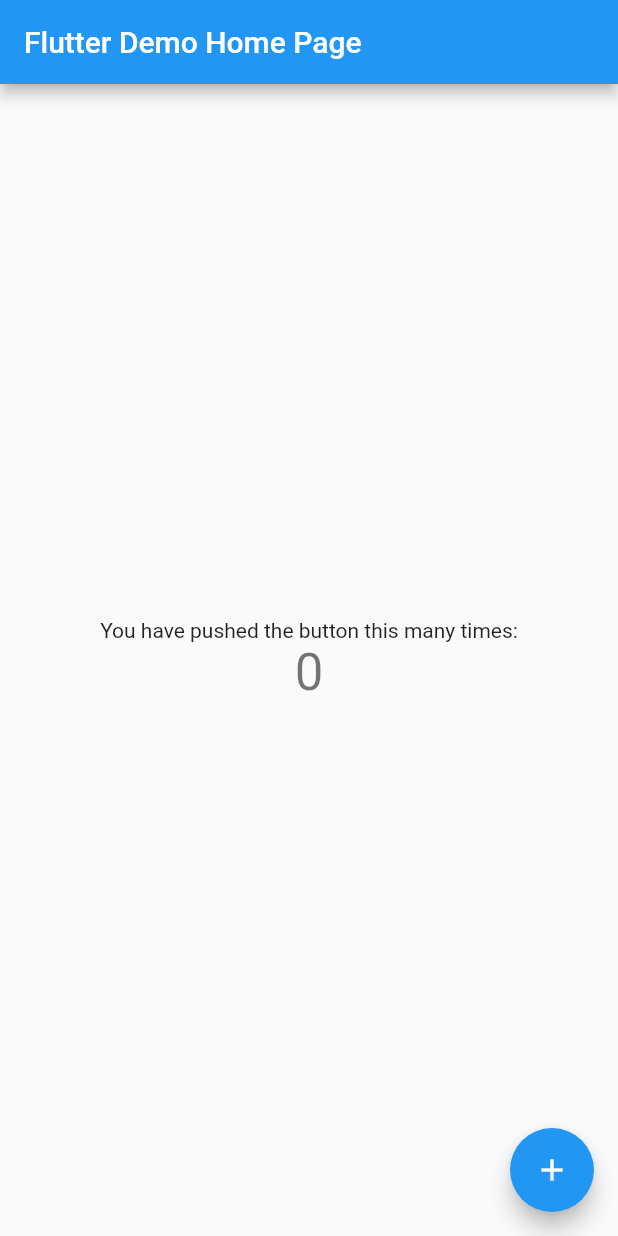
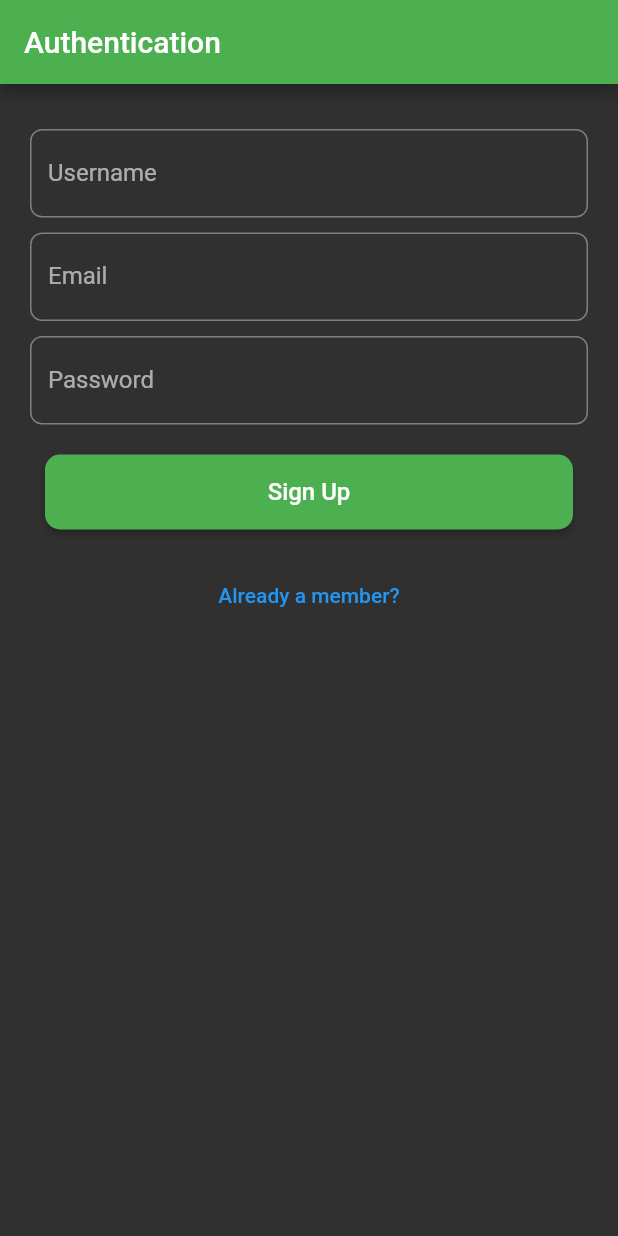
Before and after one commit to JoelVStan/todo_app, a Flutter app: the screen it shows after launch, on a phone screen of 412 x 824 dp. Run offline on Flutter 3.47's test engine with Material 2 defaults, Android fonts, the phone set to English and light mode, and no system bars; our stand-ins replace google_fonts.

Commit message:
Created Authentication page.

```diff
--- /dev/null
+++ b/lib/auth/authform.dart
@@ -0,0 +1,129 @@
+import 'package:flutter/material.dart';
+import 'package:google_fonts/google_fonts.dart';
+
+class AuthForm extends StatefulWidget {
+  const AuthForm({super.key});
+
+  @override
+  State<AuthForm> createState() => _AuthFormState();
+}
+
+class _AuthFormState extends State<AuthForm> {
+
+  final _formkey = GlobalKey<FormState> ();
+  var _email = '';
+  var _password = '';
+  var _username = '';
+  bool isLoginPage = false;
+
+  @override
+  Widget build(BuildContext context) {
+    return Container(
+      height: MediaQuery.of(context).size.height,
+      width: MediaQuery.of(context).size.width,
+      child: ListView(children: [
+        Container(
+          padding: EdgeInsets.only(left: 20, right: 20, top: 30),
+          child: Form(
+            key: _formkey,
+            child: Column(
+              mainAxisAlignment: MainAxisAlignment.center,
+            children: [
+              if(!isLoginPage)
+                TextFormField(
+                  keyboardType: TextInputType.emailAddress,
+                  key: ValueKey('username'),
+                  validator: (value) {
+                    if(value!.isEmpty){
+                      return 'Invalid Username';
+                    }
+                    return null;
+                  },
+                  onSaved: (value){
+                    _username = value!;
+                  },
+                  decoration: InputDecoration(
+                    border: OutlineInputBorder(
+                      borderRadius: BorderRadius.circular(8.0),
+                      borderSide: const BorderSide()),
+                    labelText: "Username",
+                    labelStyle: GoogleFonts.roboto()),
+                ),
+                SizedBox(height: 10),
+              TextFormField(
+                keyboardType: TextInputType.emailAddress,
+                key: ValueKey('email'),
+                validator: (value) {
+                  if(value!.isEmpty || !value.contains('@')){
+                    return 'Invalid Email';
+                  }
+                  return null;
+                },
+                onSaved: (value){
+                  _email = value!;
+                },
+                decoration: InputDecoration(
+                  border: OutlineInputBorder(
+                    borderRadius: BorderRadius.circular(8.0),
+                    borderSide: const BorderSide()),
+                  labelText: "Email",
+                  labelStyle: GoogleFonts.roboto()),
+              ),
+              SizedBox(height: 10),
+              TextFormField(
+                keyboardType: TextInputType.emailAddress,
+                key: ValueKey('password'),
+                validator: (value) {
+                  if(value!.isEmpty){
+                    return 'Invalid Password';
+                  }
+                  return null;
+                },
+                onSaved: (value){
+                  _password = value!;
+                },
+                decoration: InputDecoration(
+                  border: OutlineInputBorder(
+                    borderRadius: BorderRadius.circular(8.0),
+                    borderSide: const BorderSide()),
+                  labelText: "Password",
+                  labelStyle: GoogleFonts.roboto()),
+              ),
+              SizedBox(height: 10),
+              Container(
+                padding: EdgeInsets.all(10),
+                width: double.infinity,
+                height: 70,
+                child: ElevatedButton(
+                  onPressed: () {},
+                  style: ElevatedButton.styleFrom(
+                    backgroundColor: Colors.green,
+                    shape: RoundedRectangleBorder(
+                      borderRadius: BorderRadius.circular(10.0)
+                    )
+                  ),
+                  child: isLoginPage
+                    ? Text('Login',
+                    style: GoogleFonts.roboto(fontSize: 16),)
+                    : Text('Sign Up',
+                    style: GoogleFonts.roboto(fontSize: 16),)
+              ),),
+              SizedBox(height: 10),
+              Container(
+                child: TextButton(
+                  onPressed: (){
+                    setState(() {
+                      isLoginPage = !isLoginPage;
+                    });
+                  },
+                  child: isLoginPage
+                    ? Text('Not a member? Sign Up')
+                    : Text('Already a member?')
+                ),
+              )
+          ]),)
+        )
+      ]),
+    );
+  }
+}
--- /dev/null
+++ b/lib/auth/authscreen.dart
@@ -0,0 +1,20 @@
+import 'package:flutter/material.dart';
+import 'package:todo_app/auth/authform.dart';
+
+class AuthScreen extends StatefulWidget {
+  const AuthScreen({super.key});
+
+  @override
+  State<AuthScreen> createState() => _AuthScreenState();
+}
+
+class _AuthScreenState extends State<AuthScreen> {
+  @override
+  Widget build(BuildContext context) {
+    return Scaffold(
+      appBar: AppBar(title: const Text('Authentication'), backgroundColor: Colors.green),
+      body: AuthForm(),
+    );
+
+  }
+}
--- a/lib/main.dart
+++ b/lib/main.dart
@@ -1,4 +1,6 @@
 import 'package:flutter/material.dart';
+import 'package:todo_app/auth/authscreen.dart';
+import 'package:todo_app/screens/home.dart';
 
 void main() {
   runApp(const MyApp());
@@ -6,110 +8,16 @@ void main() {
 
 class MyApp extends StatelessWidget {
   const MyApp({super.key});
-
-  // This widget is the root of your application.
   @override
   Widget build(BuildContext context) {
     return MaterialApp(
-      title: 'Flutter Demo',
-      theme: ThemeData(
-        // This is the theme of your application.
-        //
-        // Try running your application with "flutter run". You'll see the
-        // application has a blue toolbar. Then, without quitting the app, try
-        // changing the primarySwatch below to Colors.green and then invoke
-        // "hot reload" (press "r" in the console where you ran "flutter run",
-        // or simply save your changes to "hot reload" in a Flutter IDE).
-        // Notice that the counter didn't reset back to zero; the application
-        // is not restarted.
-        primarySwatch: Colors.blue,
-      ),
-      home: const MyHomePage(title: 'Flutter Demo Home Page'),
+
+      home: AuthScreen(),
+      debugShowCheckedModeBanner: false,
+
+      theme:
+          ThemeData(brightness: Brightness.dark, primaryColor: Colors.yellowAccent),
+
     );
   }
 }
-
-class MyHomePage extends StatefulWidget {
-  const MyHomePage({super.key, required this.title});
-
-  // This widget is the home page of your application. It is stateful, meaning
-  // that it has a State object (defined below) that contains fields that affect
-  // how it looks.
-
-  // This class is the configuration for the state. It holds the values (in this
-  // case the title) provided by the parent (in this case the App widget) and
-  // used by the build method of the State. Fields in a Widget subclass are
-  // always marked "final".
-
-  final String title;
-
-  @override
-  State<MyHomePage> createState() => _MyHomePageState();
-}
-
-class _MyHomePageState extends State<MyHomePage> {
-  int _counter = 0;
-
-  void _incrementCounter() {
-    setState(() {
-      // This call to setState tells the Flutter framework that something has
-      // changed in this State, which causes it to rerun the build method below
-      // so that the display can reflect the updated values. If we changed
-      // _counter without calling setState(), then the build method would not be
-      // called again, and so nothing would appear to happen.
-      _counter++;
-    });
-  }
-
-  @override
-  Widget build(BuildContext context) {
-    // This method is rerun every time setState is called, for instance as done
-    // by the _incrementCounter method above.
-    //
-    // The Flutter framework has been optimized to make rerunning build methods
-    // fast, so that you can just rebuild anything that needs updating rather
-    // than having to individually change instances of widgets.
-    return Scaffold(
-      appBar: AppBar(
-        // Here we take the value from the MyHomePage object that was created by
-        // the App.build method, and use it to set our appbar title.
-        title: Text(widget.title),
-      ),
-      body: Center(
-        // Center is a layout widget. It takes a single child and positions it
-        // in the middle of the parent.
-        child: Column(
-          // Column is also a layout widget. It takes a list of children and
-          // arranges them vertically. By default, it sizes itself to fit its
-          // children horizontally, and tries to be as tall as its parent.
-          //
-          // Invoke "debug painting" (press "p" in the console, choose the
-          // "Toggle Debug Paint" action from the Flutter Inspector in Android
-          // Studio, or the "Toggle Debug Paint" command in Visual Studio Code)
-          // to see the wireframe for each widget.
-          //
-          // Column has various properties to control how it sizes itself and
-          // how it positions its children. Here we use mainAxisAlignment to
-          // center the children vertically; the main axis here is the vertical
-          // axis because Columns are vertical (the cross axis would be
-          // horizontal).
-          mainAxisAlignment: MainAxisAlignment.center,
-          children: <Widget>[
-            const Text(
-              'You have pushed the button this many times:',
-            ),
-            Text(
-              '$_counter',
-              style: Theme.of(context).textTheme.headline4,
-            ),
-          ],
-        ),
-      ),
-      floatingActionButton: FloatingActionButton(
-        onPressed: _incrementCounter,
-        tooltip: 'Increment',
-        child: const Icon(Icons.add),
-      ), // This trailing comma makes auto-formatting nicer for build methods.
-    );
-  }
-}
--- /dev/null
+++ b/lib/screens/home.dart
@@ -0,0 +1,17 @@
+import 'package:flutter/material.dart';
+
+class Home extends StatefulWidget {
+  const Home({super.key});
+
+  @override
+  State<Home> createState() => _HomeState();
+}
+
+class _HomeState extends State<Home> {
+  @override
+  Widget build(BuildContext context) {
+    return Scaffold(
+      appBar: AppBar(title: const Text('TODO'), backgroundColor: Colors.blue,),
+    );
+  }
+}
--- a/pubspec.yaml
+++ b/pubspec.yaml
@@ -31,6 +31,9 @@ environment:
 dependencies:
   flutter:
     sdk: flutter
+  firebase_auth:
+  cloud_firestore: ^4.3.0
+  google_fonts: ^3.0.1
 
 
   # The following adds the Cupertino Icons font to your application.
```
Also changed, not shown: pubspec.lock, 3 other files.
